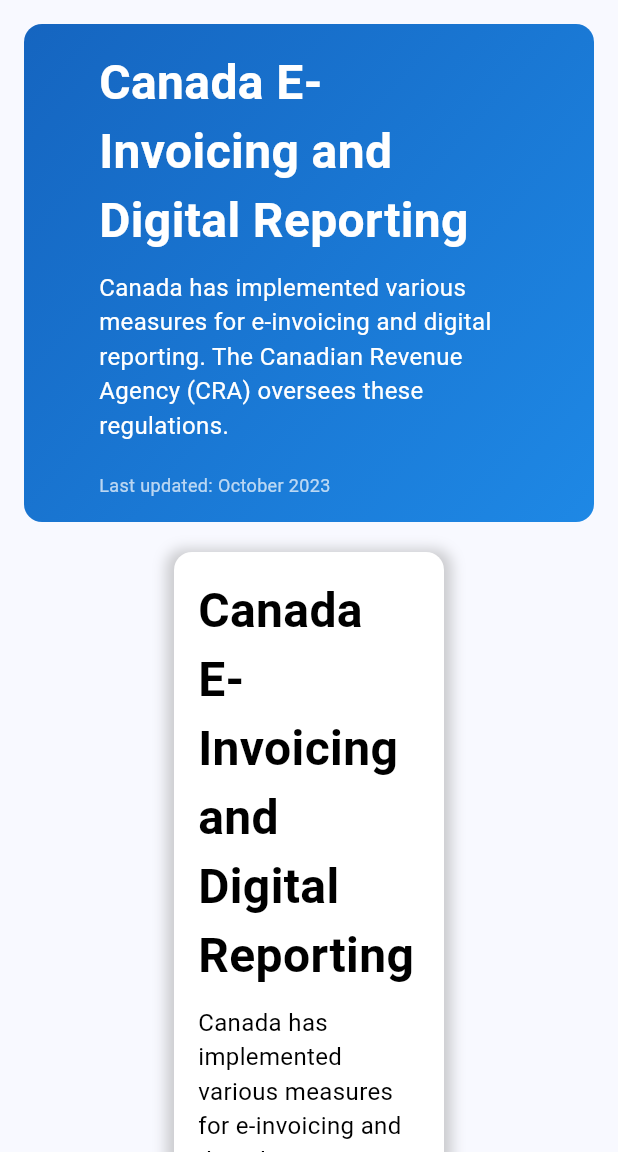
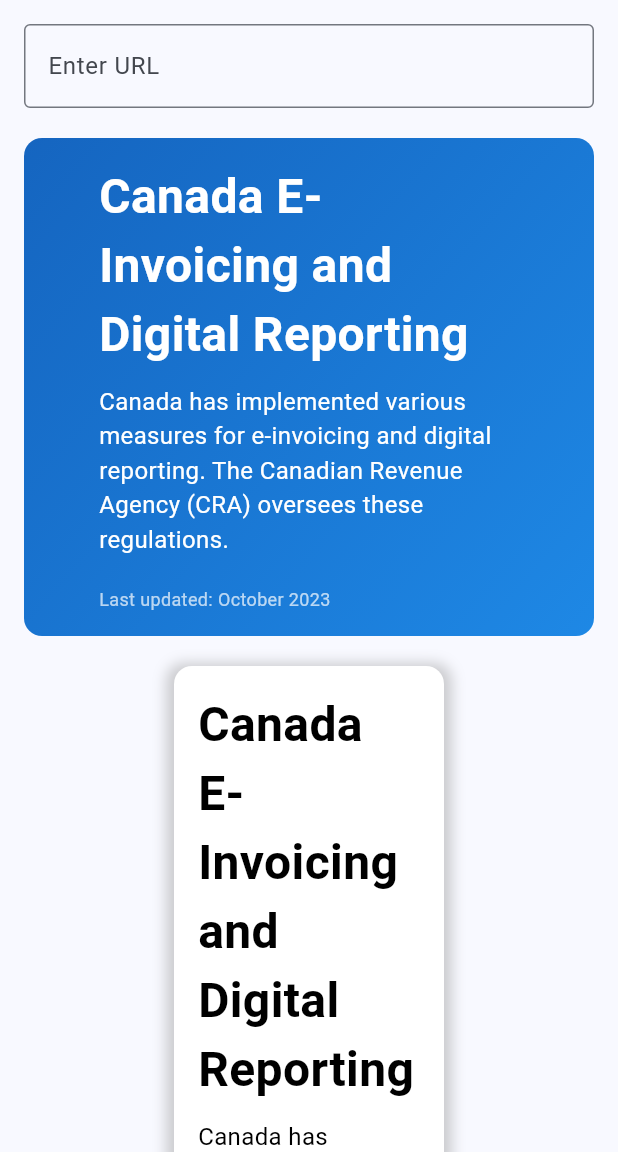
Before and after one commit to mkovac700/sheepai, a Flutter app: the screen it shows after launch, on a phone screen of 412 x 824 dp, the part 84-1236 px from its top. Run offline on Flutter 3.47's test engine with Material 3 defaults, Android fonts, the phone set to English and light mode, and no system bars; our stand-ins replace fluttertoast.

Commit message:
added URL

```diff
--- a/lib/screens/home_screen.dart
+++ b/lib/screens/home_screen.dart
@@ -5,6 +5,7 @@ import '../widgets/table.dart';
 import '../widgets/headline_with_description.dart';
 import '../data/dummy_text.dart';
 import '../utils/helper.dart';
+import '../widgets/url_input.dart'; // Add this import
 
 class HomeScreen extends StatelessWidget {
   const HomeScreen({super.key});
@@ -42,6 +43,8 @@ class HomeScreen extends StatelessWidget {
         child: Column(
           crossAxisAlignment: CrossAxisAlignment.start,
           children: [
+            const UrlInputField(),
+            const SizedBox(height: 20),
             const TitleWidget(
               mainHeadline: headline,
               lastUpdate: lastUpdated,
@@ -107,3 +110,20 @@ class HomeScreen extends StatelessWidget {
     );
   }
 }
+
+class UrlInputField extends StatelessWidget {
+  const UrlInputField({super.key});
+
+  @override
+  Widget build(BuildContext context) {
+    return TextField(
+      decoration: const InputDecoration(
+        labelText: 'Enter URL',
+        border: OutlineInputBorder(),
+      ),
+      onSubmitted: (url) {
+        launchURL(context, url);
+      },
+    );
+  }
+}
--- /dev/null
+++ b/lib/widgets/url_input.dart
@@ -0,0 +1,19 @@
+import 'package:flutter/material.dart';
+import '../utils/helper.dart';
+
+class UrlInputField extends StatelessWidget {
+  const UrlInputField({super.key});
+
+  @override
+  Widget build(BuildContext context) {
+    return TextField(
+      decoration: const InputDecoration(
+        labelText: 'Enter URL',
+        border: OutlineInputBorder(),
+      ),
+      onSubmitted: (url) {
+        launchURL(context, url);
+      },
+    );
+  }
+}
```
